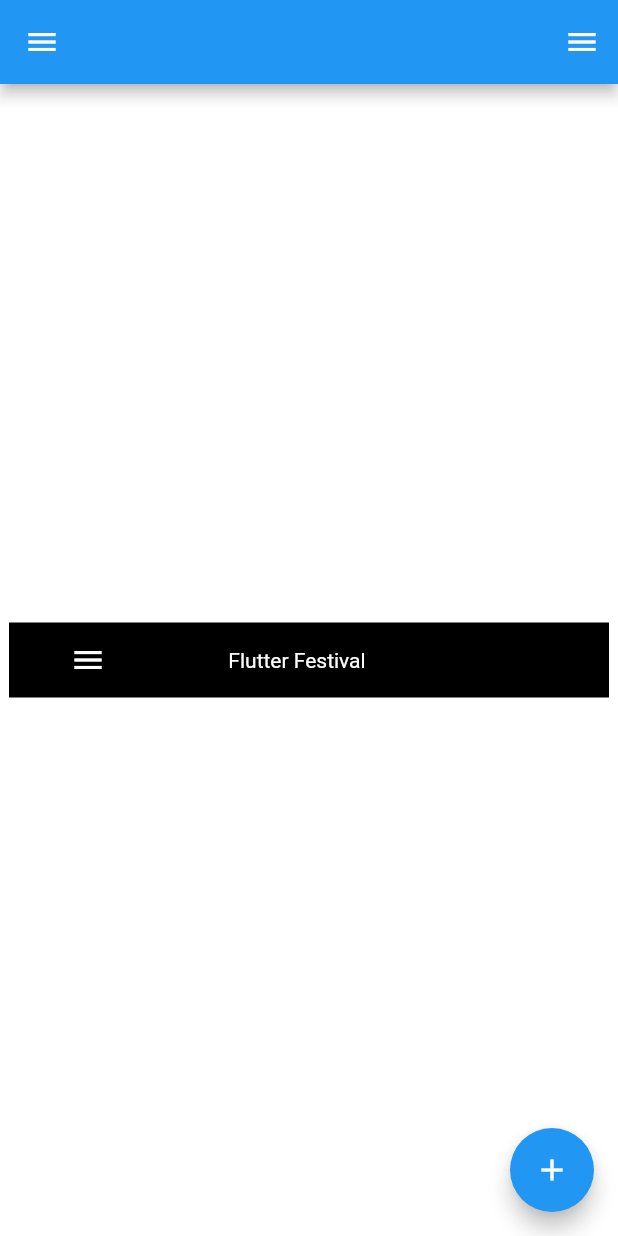
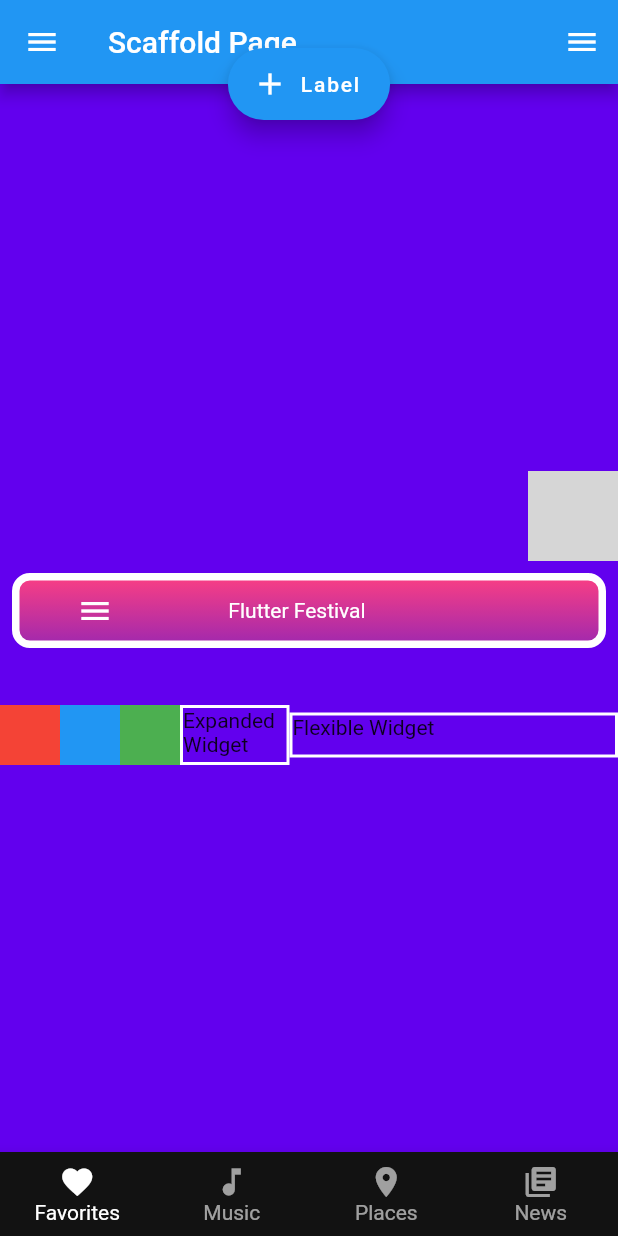
Before and after one commit to sgokhanbirkin/flutter_fest, a Flutter app: the ScaffoldTest screen opened by its route, on a phone screen of 412 x 824 dp. Run offline on Flutter 3.47's test engine with Material 2 defaults, Android fonts, the phone set to English and light mode, and no system bars; network calls fail; grey boxes are pictures that could not be loaded.

Commit message:
widgetlar_1

```diff
--- a/flutter_fest/lib/main.dart
+++ b/flutter_fest/lib/main.dart
@@ -105,24 +105,95 @@ class ScaffoldTest extends StatelessWidget {
           //   Icon(Icons.more_vert),
           // ],
           // backgroundColor: Colors.purple,
+          title: const Text('Scaffold Page'),
         ),
-        drawer: Drawer(),
-        floatingActionButton: FloatingActionButton(
-          mini: false,
+        drawer: const Drawer(),
+        floatingActionButtonLocation: FloatingActionButtonLocation.centerTop,
+        floatingActionButton: FloatingActionButton.extended(
           tooltip: 'FlutterFest',
           onPressed: () {},
-          child: const Icon(Icons.add),
+          label: const Text('Label'),
+          icon: const Icon(Icons.add),
+          // label: Column(
+          //   children: const [
+          //     Icon(Icons.add),
+          //     Text('Add'),
+          //   ],
+          // ),
         ),
-        backgroundColor: Colors.white,
-        endDrawer: Drawer(),
+        backgroundColor: const Color(0xFF6200EE),
+        endDrawer: const Drawer(
+          child: ListTile(
+            title: Text('Title'),
+            trailing: Text('Trailing'),
+            leading: Text('Leading '),
+          ),
+        ),
+        bottomNavigationBar: BottomNavigationBar(
+          type: BottomNavigationBarType.fixed,
+          backgroundColor: const Color(0xFF121212),
+          selectedItemColor: Colors.white,
+          unselectedItemColor: Colors.white.withOpacity(.60),
+          selectedFontSize: 14,
+          unselectedFontSize: 14,
+          onTap: (value) {
+            // Respond to item press.
+          },
+          items: const [
+            BottomNavigationBarItem(
+              label: 'Favorites',
+              icon: Icon(Icons.favorite),
+            ),
+            BottomNavigationBarItem(
+              label: 'Music',
+              icon: Icon(Icons.music_note),
+            ),
+            BottomNavigationBarItem(
+              label: 'Places',
+              icon: Icon(Icons.location_on),
+            ),
+            BottomNavigationBarItem(
+              label: 'News',
+              icon: Icon(Icons.library_books),
+            ),
+          ],
+        ),
         body: Center(
           child: Column(
             mainAxisAlignment: MainAxisAlignment.center,
             children: [
-              Container(
+              Row(
+                mainAxisAlignment: MainAxisAlignment.end,
+                children: const [
+                  CircleAvatar(
+                    backgroundImage: NetworkImage(
+                        'https://media-exp1.licdn.com/dms/image/C4D03AQEaQ5jkiJ1vhA/profile-displayphoto-shrink_800_800/0/1614202650100?e=1648684800&v=beta&t=E-mM2HOYZ5usVVart5y-xe76yNMyU3AQyo7IlUjKpUc'),
+                    backgroundColor: Colors.purple,
+                    child: Text(
+                      'SGB',
+                    ),
+                    radius: 30.0,
+                  )
+                ],
+              ),
+              Padding(
+                padding: const EdgeInsets.all(8.0),
+                child: Container(
+                  decoration: BoxDecoration(
+                    gradient: const LinearGradient(
+                      colors: [Colors.pinkAccent, Colors.purple],
+                      begin: Alignment.topCenter,
+                      end: Alignment.bottomCenter,
+                      //stops: [0.6, 0.3],
+                    ),
+                    borderRadius: BorderRadius.circular(12.0),
+                    border: Border.all(
+                        width: 5,
+                        color: Colors.white,
+                        style: BorderStyle.solid),
+                  ),
                   width: 400,
                   height: 50,
-                color: Colors.black,
                   child: Row(
                     mainAxisAlignment: MainAxisAlignment.spaceAround,
                     children: const [
@@ -137,7 +208,52 @@ class ScaffoldTest extends StatelessWidget {
                       ),
                     ],
                   ),
-              )
+                ),
+              ),
+              const SizedBox(height: 30),
+              Row(
+                mainAxisAlignment: MainAxisAlignment.spaceEvenly,
+                children: [
+                  Container(
+                    height: 40,
+                    width: 40,
+                    color: Colors.red,
+                  ),
+                  Container(
+                    height: 40,
+                    width: 40,
+                    color: Colors.blue,
+                  ),
+                  Container(
+                    height: 40,
+                    width: 40,
+                    color: Colors.green,
+                  ),
+                  Expanded(
+                    flex: 1,
+                    child: Container(
+                      decoration: BoxDecoration(
+                        border: Border.all(width: 2, color: Colors.white),
+                      ),
+                      width: 30,
+                      height: 40,
+                      child: const Text('Expanded Widget'),
+                    ),
+                  ),
+                  Flexible(
+                    flex: 3,
+                    fit: FlexFit.tight,
+                    child: Container(
+                      decoration: BoxDecoration(
+                        border: Border.all(width: 2, color: Colors.white),
+                      ),
+                      height: 30,
+                      width: 30,
+                      child: const Text('Flexible Widget'),
+                    ),
+                  ),
+                ],
+              ),
             ],
           ),
         ));
```
Lines whose indentation alone changed are shown as unchanged.
